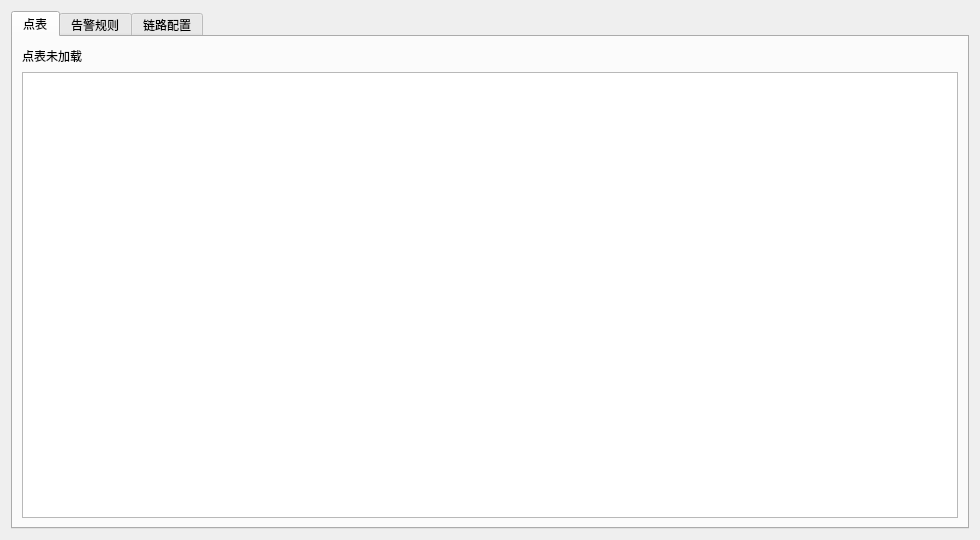
Above: apps/ens_app/src/ui/views/ConfigWidget.ui from LIN367799/EnerSentry before the change. Below: the same form after it.
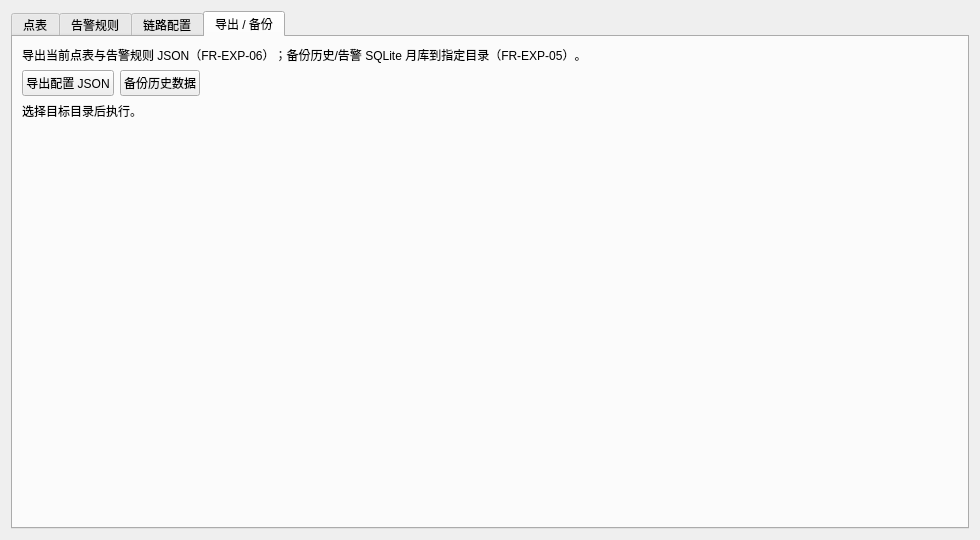
That is the form after the change. The open tabs and pages were chosen to show the change.

Commit message: V2 切片 41：导出补全（FR-EXP-02/05/06，ExportUtils + 截图 + 备份，ctest 325/325）

Diff of the .ui file:
```diff
--- a/apps/ens_app/src/ui/views/ConfigWidget.ui
+++ b/apps/ens_app/src/ui/views/ConfigWidget.ui
@@ -163,6 +163,77 @@
        </item>
       </layout>
      </widget>
+     <widget class="QWidget" name="tabExport">
+      <attribute name="title">
+       <string>导出 / 备份</string>
+      </attribute>
+      <layout class="QVBoxLayout" name="exportLayout">
+       <item>
+        <widget class="QLabel" name="lblExportIntro">
+         <property name="text">
+          <string>导出当前点表与告警规则 JSON（FR-EXP-06）；备份历史/告警 SQLite 月库到指定目录（FR-EXP-05）。</string>
+         </property>
+         <property name="wordWrap">
+          <bool>true</bool>
+         </property>
+        </widget>
+       </item>
+       <item>
+        <layout class="QHBoxLayout" name="exportBtns">
+         <item>
+          <widget class="QPushButton" name="btnExportCfg">
+           <property name="text">
+            <string>导出配置 JSON</string>
+           </property>
+          </widget>
+         </item>
+         <item>
+          <widget class="QPushButton" name="btnBackupData">
+           <property name="text">
+            <string>备份历史数据</string>
+           </property>
+          </widget>
+         </item>
+         <item>
+          <spacer name="exportSpacer">
+           <property name="orientation">
+            <enum>Qt::Horizontal</enum>
+           </property>
+           <property name="sizeHint" stdset="0">
+            <size>
+             <width>40</width>
+             <height>20</height>
+            </size>
+           </property>
+          </spacer>
+         </item>
+        </layout>
+       </item>
+       <item>
+        <widget class="QLabel" name="lblExportNote">
+         <property name="text">
+          <string>选择目标目录后执行。</string>
+         </property>
+         <property name="wordWrap">
+          <bool>true</bool>
+         </property>
+        </widget>
+       </item>
+       <item>
+        <spacer name="exportSpacer2">
+         <property name="orientation">
+          <enum>Qt::Vertical</enum>
+         </property>
+         <property name="sizeHint" stdset="0">
+          <size>
+           <width>20</width>
+           <height>40</height>
+          </size>
+         </property>
+        </spacer>
+       </item>
+      </layout>
+     </widget>
     </widget>
    </item>
   </layout>
```
The commit also changes 15 other files.
